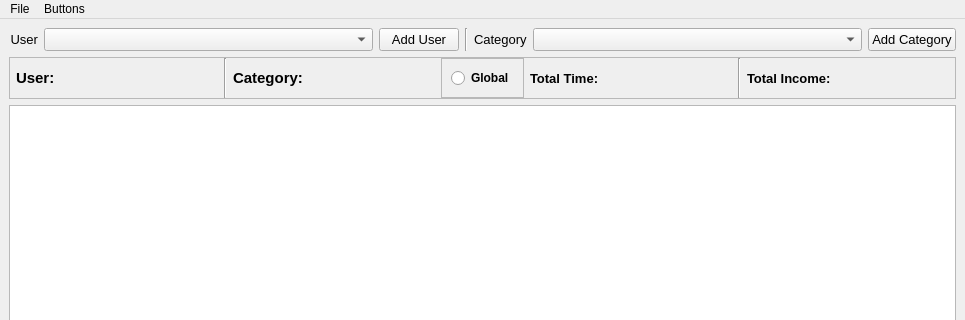
smithbro2115/Clocking, file Gui/MainWindow.ui: the form before one commit; both pictures show x 0 to 965 and y 0 to 320 of the 965 by 613 pixel window.
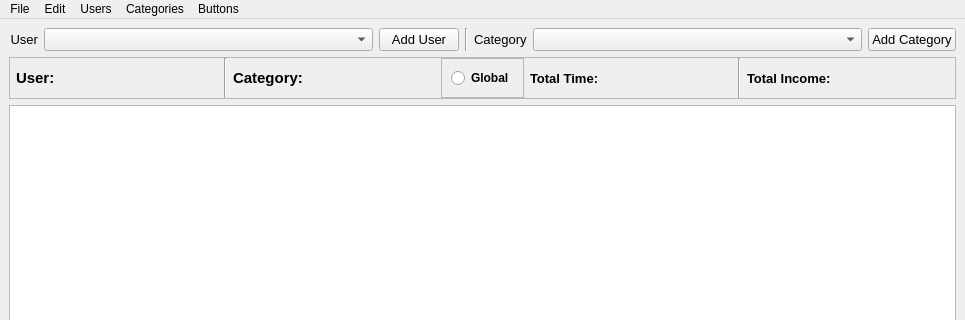
The form after the commit.

Commit message: - Added deleting and edotong of categories and users

```diff
--- a/Gui/MainWindow.ui
+++ b/Gui/MainWindow.ui
@@ -306,7 +306,31 @@
     </property>
     <addaction name="actionAdd_Button"/>
    </widget>
+   <widget class="QMenu" name="menuCategories">
+    <property name="title">
+     <string>Categories</string>
+    </property>
+    <addaction name="categoryAddAction"/>
+    <addaction name="categoryEditAction"/>
+    <addaction name="categoryDeleteAction"/>
+   </widget>
+   <widget class="QMenu" name="menuUsers">
+    <property name="title">
+     <string>Users</string>
+    </property>
+    <addaction name="userAddAction"/>
+    <addaction name="userEditAction"/>
+    <addaction name="userDeleteAction"/>
+   </widget>
+   <widget class="QMenu" name="menuEdit">
+    <property name="title">
+     <string>Edit</string>
+    </property>
+   </widget>
    <addaction name="menuFile"/>
+   <addaction name="menuEdit"/>
+   <addaction name="menuUsers"/>
+   <addaction name="menuCategories"/>
    <addaction name="menuButtons"/>
   </widget>
   <widget class="QStatusBar" name="statusbar"/>
```
Left out of the diff: 30 changed lines with no effect on the pictures. The commit also changes 11 other files.
